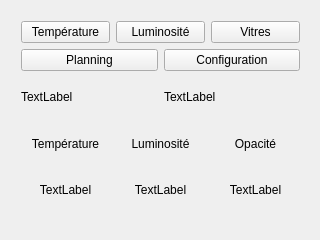
Old version of the form thermostat/Thermostat/mainwindow.ui in the repository kimchicharlie/Envio.
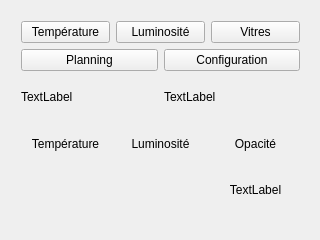
New version of the form.

Commit message: Thermostat: suppression fenetre et labels oaciptés

Diff of the .ui file:
```diff
--- a/thermostat/Thermostat/mainwindow.ui
+++ b/thermostat/Thermostat/mainwindow.ui
@@ -29,7 +29,7 @@
        <item>
         <widget class="QLabel" name="TempLabel">
          <property name="text">
-          <string>TextLabel</string>
+          <string/>
          </property>
          <property name="alignment">
           <set>Qt::AlignCenter</set>
@@ -39,7 +39,7 @@
        <item>
         <widget class="QLabel" name="LumLabel">
          <property name="text">
-          <string>TextLabel</string>
+          <string/>
          </property>
          <property name="alignment">
           <set>Qt::AlignCenter</set>
```
The commit also changes 33 other files.
